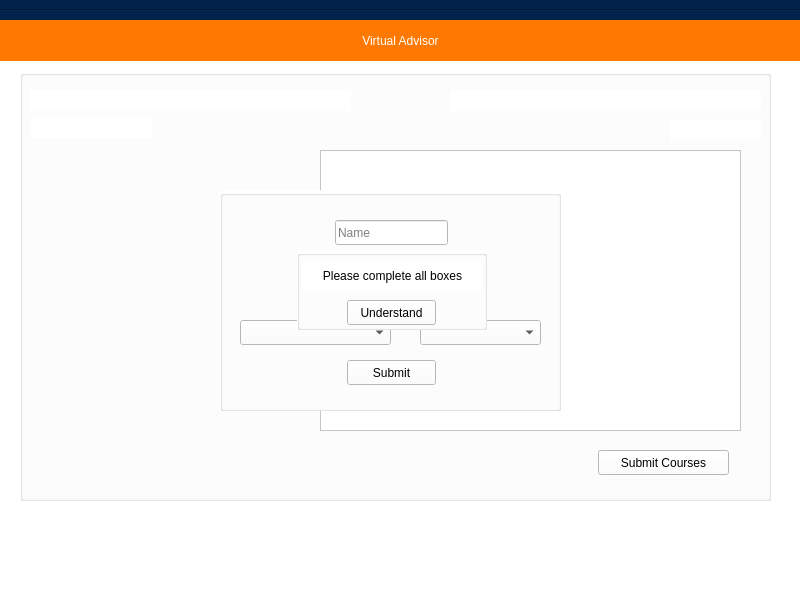
Above: mainwindow.ui from Jogata5/Virtual_Advisor before the change. Below: the same form after it.
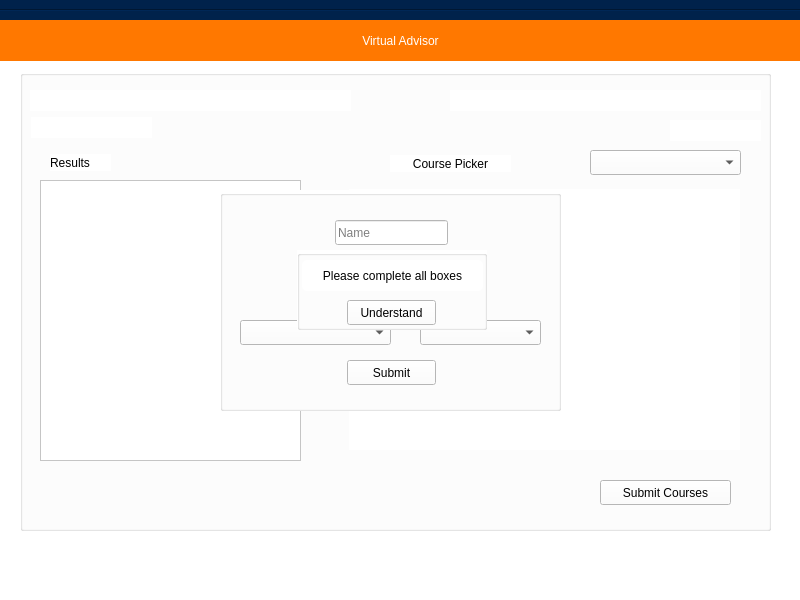
That is the form after the change.

Commit message: sections added to scrollarea

What changed in the file:
```diff
--- a/mainwindow.ui
+++ b/mainwindow.ui
@@ -183,7 +183,7 @@
       <x>20</x>
       <y>70</y>
       <width>751</width>
-      <height>431</height>
+      <height>461</height>
      </rect>
     </property>
     <property name="title">
@@ -274,48 +274,104 @@
       <set>Qt::NoTextInteraction</set>
      </property>
     </widget>
-    <widget class="QScrollArea" name="scrollArea">
+    <widget class="QPushButton" name="submitCoursesButton">
      <property name="geometry">
       <rect>
-       <x>300</x>
-       <y>80</y>
-       <width>421</width>
+       <x>580</x>
+       <y>410</y>
+       <width>131</width>
+       <height>25</height>
+      </rect>
+     </property>
+     <property name="text">
+      <string>Submit Courses</string>
+     </property>
+    </widget>
+    <widget class="QScrollArea" name="scrollAreaResults">
+     <property name="geometry">
+      <rect>
+       <x>20</x>
+       <y>110</y>
+       <width>261</width>
        <height>281</height>
       </rect>
      </property>
-     <property name="styleSheet">
-      <string notr="true">font: 12pt &quot;Ubuntu&quot;;
-color: rgb(0, 0, 0);</string>
-     </property>
      <property name="widgetResizable">
       <bool>true</bool>
      </property>
-     <widget class="QWidget" name="scrollAreaWidgetContents">
-      <property name="enabled">
-       <bool>true</bool>
-      </property>
+     <widget class="QWidget" name="scrollAreaWidgetContentsResults">
       <property name="geometry">
        <rect>
         <x>0</x>
         <y>0</y>
-        <width>419</width>
+        <width>259</width>
         <height>279</height>
        </rect>
       </property>
      </widget>
     </widget>
-    <widget class="QPushButton" name="submitCoursesButton">
+    <widget class="QComboBox" name="comboBoxSection">
      <property name="geometry">
       <rect>
-       <x>578</x>
-       <y>380</y>
-       <width>131</width>
+       <x>570</x>
+       <y>80</y>
+       <width>151</width>
        <height>25</height>
       </rect>
      </property>
+     <property name="styleSheet">
+      <string notr="true">selection-background-color: rgb(192, 191, 188);</string>
+     </property>
+     <property name="currentText">
+      <string/>
+     </property>
+     <property name="placeholderText">
+      <string>Section</string>
+     </property>
+    </widget>
+    <widget class="QLabel" name="label_2">
+     <property name="geometry">
+      <rect>
+       <x>370</x>
+       <y>85</y>
+       <width>121</width>
+       <height>17</height>
+      </rect>
+     </property>
      <property name="text">
-      <string>Submit Courses</string>
+      <string>Course Picker</string>
      </property>
+     <property name="alignment">
+      <set>Qt::AlignCenter</set>
+     </property>
+    </widget>
+    <widget class="QLabel" name="label_3">
+     <property name="geometry">
+      <rect>
+       <x>30</x>
+       <y>84</y>
+       <width>61</width>
+       <height>17</height>
+      </rect>
+     </property>
+     <property name="text">
+      <string>Results</string>
+     </property>
+    </widget>
+    <widget class="QStackedWidget" name="stackedWidget">
+     <property name="geometry">
+      <rect>
+       <x>329</x>
+       <y>119</y>
+       <width>391</width>
+       <height>261</height>
+      </rect>
+     </property>
+     <property name="currentIndex">
+      <number>1</number>
+     </property>
+     <widget class="QWidget" name="page"/>
+     <widget class="QWidget" name="page_2"/>
     </widget>
    </widget>
    <widget class="Line" name="line">
```
Left out of the diff: 15 changed lines with no effect on the pictures. The commit also changes 3 other files.
